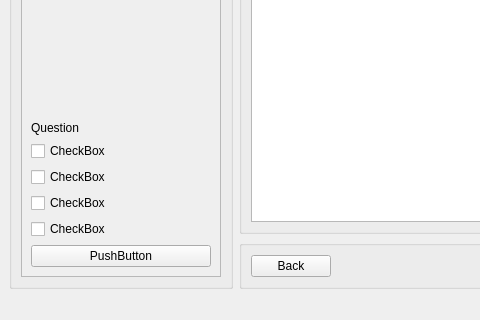
The window that DSFO/mainwindow.ui (Aleko-Louras/DSFO) describes before a commit, drawn with Qt 5; both pictures show x 0 to 480 and y 280 to 600 of the 800 by 600 pixel window.
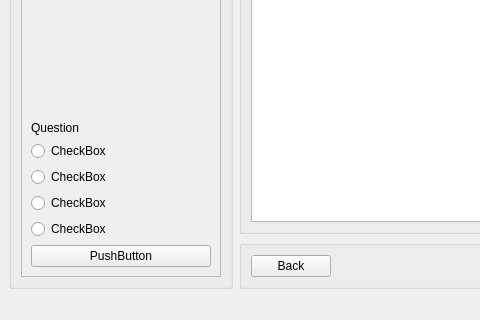
The same window after the commit. Custom widgets are drawn as their Qt base class.

Commit message: add question checking

```diff
--- a/DSFO/mainwindow.ui
+++ b/DSFO/mainwindow.ui
@@ -86,28 +86,28 @@
             </widget>
            </item>
            <item>
-            <widget class="QCheckBox" name="answerA">
+            <widget class="QRadioButton" name="answerA">
              <property name="text">
               <string>CheckBox</string>
              </property>
             </widget>
            </item>
            <item>
-            <widget class="QCheckBox" name="answerB">
+            <widget class="QRadioButton" name="answerB">
              <property name="text">
               <string>CheckBox</string>
              </property>
             </widget>
            </item>
            <item>
-            <widget class="QCheckBox" name="answerC">
+            <widget class="QRadioButton" name="answerC">
              <property name="text">
               <string>CheckBox</string>
              </property>
             </widget>
            </item>
            <item>
-            <widget class="QCheckBox" name="answerD">
+            <widget class="QRadioButton" name="answerD">
              <property name="text">
               <string>CheckBox</string>
              </property>
```
Left out of the diff: 2 changed lines with no effect on the pictures. The commit also changes 2 other files.
